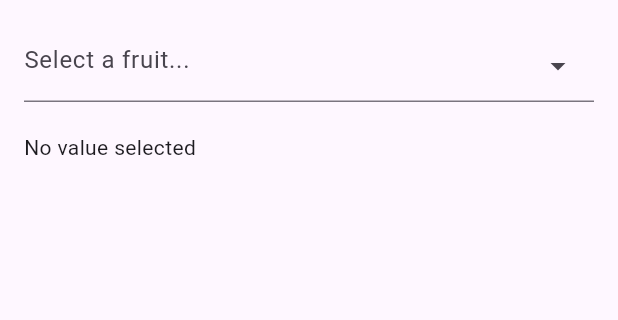
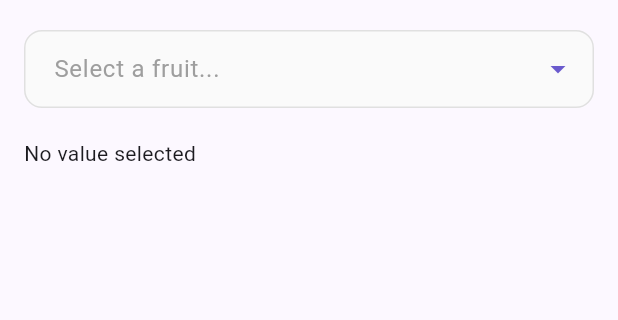
Before and after one commit to GamingRPG/Custom_ComboBox_Flutter, a Flutter app: the screen it shows after launch, on a phone screen of 412 x 824 dp, the part 342-662 px from its top. Run offline on Flutter 3.47's test engine with Material 3 defaults, Android fonts, the light colour scheme and no system bars.

Commit message:
12-02-2026

```diff
--- a/lib/custom_combobox.dart
+++ b/lib/custom_combobox.dart
@@ -220,10 +220,27 @@ class _CustomComboBoxState<T> extends State<CustomComboBox<T>> with WidgetsBindi
             enabled: widget.enabled,
             decoration: InputDecoration(
               hintText: widget.hintText ?? 'Select an option',
+              hintStyle: TextStyle(color: Colors.grey[500]),
+              filled: true,
+              fillColor: Colors.grey[50],
+              border: OutlineInputBorder(
+                borderRadius: BorderRadius.circular(12),
+                borderSide: BorderSide(color: Colors.grey[300]!, width: 1),
+              ),
+              focusedBorder: OutlineInputBorder(
+                borderRadius: BorderRadius.circular(12),
+                borderSide: BorderSide(color: Color(0xFF6A5ACD), width: 2), // Slate Blue
+              ),
+              enabledBorder: OutlineInputBorder(
+                borderRadius: BorderRadius.circular(12),
+                borderSide: BorderSide(color: Colors.grey[300]!, width: 1),
+              ),
+              contentPadding: EdgeInsets.symmetric(horizontal: 16, vertical: 14),
               suffixIcon: IconButton(
                 icon: Icon(_isDropdownVisible
                     ? Icons.arrow_drop_up
-                    : Icons.arrow_drop_down),
+                    : Icons.arrow_drop_down,
+                    color: Color(0xFF6A5ACD)), // Slate Blue
                 onPressed: () {
                   if (_isDropdownVisible) {
                     _hideDropdown();
@@ -249,15 +266,22 @@ class _CustomComboBoxState<T> extends State<CustomComboBox<T>> with WidgetsBindi
           CompositedTransformFollower(
             link: _layerLink,
             showWhenUnlinked: false,
-            offset: const Offset(0.0, 50.0), // Position the dropdown below the input field
+            offset: const Offset(0.0, 55.0), // Position the dropdown below the input field
             child: Material(
               elevation: 4,
-              borderRadius: BorderRadius.circular(4),
+              borderRadius: BorderRadius.circular(12),
+              shadowColor: Colors.black.withOpacity(0.2),
               child: Container(
                 width: 300, // Match the width of the input field
                 constraints: BoxConstraints(
                   maxHeight: widget.maxHeight,
                 ),
+                decoration: BoxDecoration(
+                  borderRadius: BorderRadius.circular(12),
+                  border: Border.all(color: Colors.grey[300]!, width: 1),
+                ),
+                child: ClipRRect(
+                  borderRadius: BorderRadius.circular(12),
                   child: ListView.builder(
                     itemCount: _filteredItems.length,
                     shrinkWrap: true,
@@ -267,14 +291,19 @@ class _CustomComboBoxState<T> extends State<CustomComboBox<T>> with WidgetsBindi
                       return InkWell(
                         onTap: () => _selectItem(index),
                         child: Container(
-                        padding: const EdgeInsets.symmetric(horizontal: 16, vertical: 8),
+                          padding: const EdgeInsets.symmetric(horizontal: 16, vertical: 12),
                           decoration: BoxDecoration(
-                          color: isSelected ? Theme.of(context).highlightColor : Colors.transparent,
+                            color: isSelected
+                                ? Color(0xFF6A5ACD) // Slate Blue
+                                : Colors.white,
                           ),
                           child: Text(
                             widget.itemToString(_filteredItems[index]),
                             style: TextStyle(
-                            color: isSelected ? Colors.white : null,
+                              color: isSelected
+                                  ? Colors.white
+                                  : Colors.black87,
+                              fontSize: 16,
                             ),
                           ),
                         ),
@@ -284,6 +313,7 @@ class _CustomComboBoxState<T> extends State<CustomComboBox<T>> with WidgetsBindi
                 ),
               ),
             ),
+          ),
       ],
     );
   }
--- a/lib/main.dart
+++ b/lib/main.dart
@@ -14,7 +14,7 @@ class MyApp extends StatelessWidget {
     return MaterialApp(
       title: 'Custom ComboBox Demo',
       theme: ThemeData(
-        colorScheme: ColorScheme.fromSeed(seedColor: Colors.deepPurple),
+        colorScheme: ColorScheme.fromSeed(seedColor: Color(0xFF6A5ACD)), // Slate Blue
         useMaterial3: true,
       ),
       home: const MyHomePage(title: 'Custom ComboBox Demo Home Page'),
```
Lines whose indentation alone changed are shown as unchanged.
